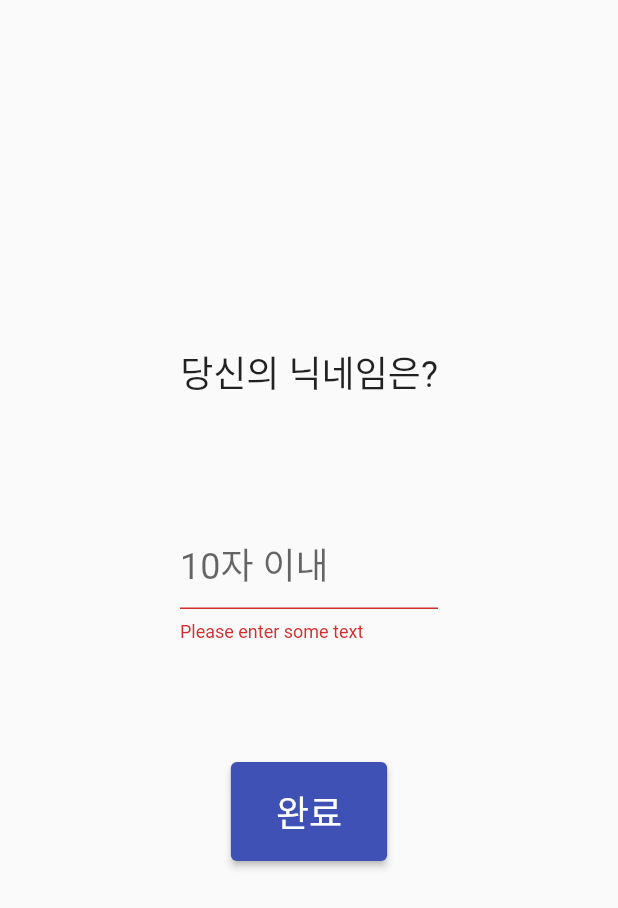
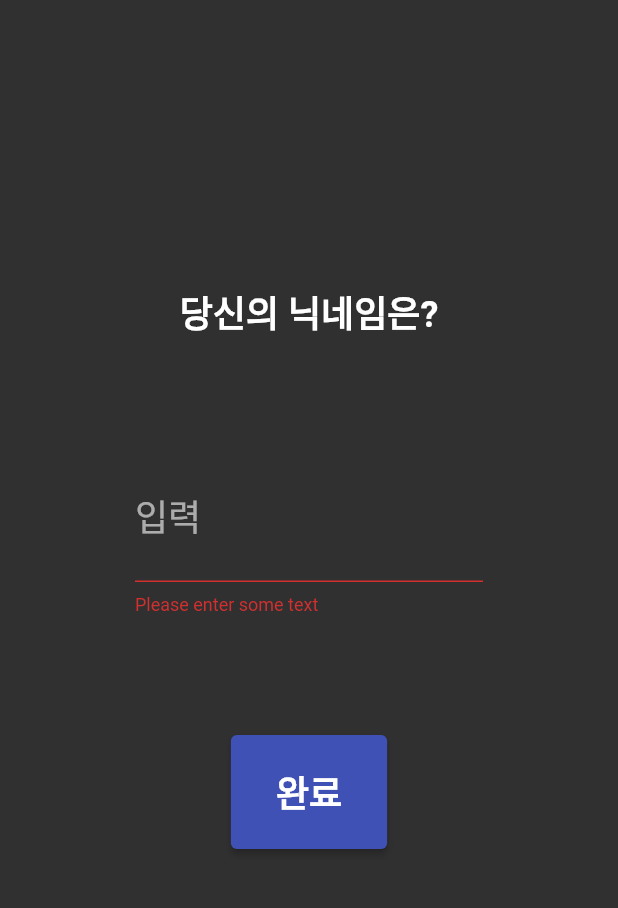
Before and after one commit to Ever2after/Si-gongan_app, a Flutter app: the screen it shows after launch, after a tap on "완료", on a phone screen of 412 x 824 dp. Shown: the top 908 px of the screen. Run offline on Flutter 3.47's test engine with Material 2 defaults, Android fonts, the light colour scheme and no system bars; our stand-ins replace firebase_auth, firebase_core, firebase_database, firebase_storage, flutter_chat_types, flutter_chat_ui and 3 more; accounts and stored records are empty; network calls fail.

Commit message:
Add design

```diff
--- a/lib/main.dart
+++ b/lib/main.dart
@@ -1,12 +1,9 @@
-import 'dart:html';
-
 import 'package:flutter/material.dart';
 
 import 'package:firebase_core/firebase_core.dart';
 import 'firebase_options.dart';
 
 import 'helper/auth.dart';
-import 'helper/arguments.dart';
 
 import 'pages/home.dart';
 import 'pages/login.dart';
@@ -34,11 +31,11 @@ class _MyAppState extends State<MyApp> {
   @override
   Widget build(BuildContext context) {
     return MaterialApp(
-      title: 'Flutter Demo',
+      title: '시(視)공간',
       theme: ThemeData(
         primarySwatch: Colors.indigo,
-        primaryColor: Color.fromRGBO(59, 74, 137, 1),
-        brightness: Brightness.light,
+        primaryColor: Colors.indigoAccent,
+        brightness: Brightness.dark,
       ),
       initialRoute: '/loading',
       routes: {
--- a/lib/pages/home.dart
+++ b/lib/pages/home.dart
@@ -1,6 +1,7 @@
 import 'package:flutter/material.dart';
 import '../helper/arguments.dart';
 import 'package:shared_preferences/shared_preferences.dart';
+import 'package:firebase_database/firebase_database.dart';
 
 class Home extends StatefulWidget {
   const Home({super.key});
@@ -11,22 +12,54 @@ class Home extends StatefulWidget {
 
 class _HomeState extends State<Home> {
   String _myId = '';
+  String _nickName = '';
 
   @override
   void initState() {
     super.initState();
-    _loadMyId();
+    _loadInfo();
   }
 
   @override
   Widget build(BuildContext context) {
     return Scaffold(
+        appBar: AppBar(
+            title: Text('홈',
+                style: TextStyle(
+                  fontSize: 24,
+                  fontWeight: FontWeight.bold,
+                ))),
         body: Container(
-      width: double.infinity,
-      alignment: Alignment.center,
-      child: Column(
+            width: double.infinity,
+            alignment: Alignment.center,
+            child: StreamBuilder(
+                stream: FirebaseDatabase.instance.ref('rooms/$_myId').onValue,
+                builder: (context, AsyncSnapshot<DatabaseEvent> snapshot) {
+                  if (snapshot.hasData) {
+                    if (snapshot.data!.snapshot.exists) {
+                      final data = snapshot.data!.snapshot.value as dynamic;
+                      final unread =
+                          data['lastSender'] == 'admin' ? data['unread'] : 0;
+                      return _buildColumn(unread, false);
+                    } else {
+                      return _buildColumn(0, false);
+                    }
+                  } else {
+                    return _buildColumn(0, true);
+                  }
+                })));
+  }
+
+  Widget _buildColumn(int n, [isLoading = true]) {
+    if (n > 0) {
+      return Column(
         mainAxisAlignment: MainAxisAlignment.center,
         children: [
+          Container(
+            child: Text('$n개의 새 메세지가 있습니다',
+                style: TextStyle(fontSize: 24, fontWeight: FontWeight.bold)),
+            margin: EdgeInsets.symmetric(vertical: 30),
+          ),
           ElevatedButton(
               style: ElevatedButton.styleFrom(
                   alignment: Alignment.center, fixedSize: Size(130, 130)),
@@ -36,7 +69,7 @@ class _HomeState extends State<Home> {
               },
               child: Text(
                 '물어보기',
-                style: TextStyle(fontSize: 24),
+                style: TextStyle(fontSize: 24, fontWeight: FontWeight.bold),
               )),
           Container(
             height: 30,
@@ -45,18 +78,58 @@ class _HomeState extends State<Home> {
               style: ElevatedButton.styleFrom(
                   alignment: Alignment.center, fixedSize: Size(130, 130)),
               onPressed: () {
-                Navigator.pushNamed(context, '/login');
+                Navigator.pushNamed(context, '/login',
+                    arguments: {'isFirst': false});
               },
-              child: Text('닉네임\n재설정', style: TextStyle(fontSize: 24))),
+              child: Text('닉네임\n재설정',
+                  style: TextStyle(fontSize: 24, fontWeight: FontWeight.bold))),
         ],
-      ),
-    ));
+      );
+    } else {
+      return Column(
+        mainAxisAlignment: MainAxisAlignment.center,
+        children: [
+          Container(
+            child: Text('도착한 메세지가 없습니다',
+                style: TextStyle(
+                    fontSize: 24,
+                    fontWeight: FontWeight.bold,
+                    color: Colors.white30)),
+            margin: EdgeInsets.symmetric(vertical: 30),
+          ),
+          ElevatedButton(
+              style: ElevatedButton.styleFrom(
+                  alignment: Alignment.center, fixedSize: Size(130, 130)),
+              onPressed: () {
+                Navigator.pushNamed(context, '/chat',
+                    arguments: ScreenArguments(_myId, 'admin'));
+              },
+              child: Text(
+                '물어보기',
+                style: TextStyle(fontSize: 24, fontWeight: FontWeight.bold),
+              )),
+          Container(
+            height: 30,
+          ),
+          ElevatedButton(
+              style: ElevatedButton.styleFrom(
+                  alignment: Alignment.center, fixedSize: Size(130, 130)),
+              onPressed: () {
+                Navigator.pushNamed(context, '/login',
+                    arguments: {'isFirst': false});
+              },
+              child: Text('닉네임\n재설정',
+                  style: TextStyle(fontSize: 24, fontWeight: FontWeight.bold))),
+        ],
+      );
+    }
   }
 
-  void _loadMyId() async {
+  void _loadInfo() async {
     final prefs = await SharedPreferences.getInstance();
     setState(() {
       _myId = prefs.getString('id')!;
+      _nickName = prefs.getString('nickname')!;
     });
   }
 }
--- a/lib/pages/login.dart
+++ b/lib/pages/login.dart
@@ -14,9 +14,19 @@ class _LoginState extends State<Login> {
 
   @override
   Widget build(BuildContext context) {
-    return Scaffold(
-      body: GetNickname(),
-    );
+    final dynamic args = ModalRoute.of(context)!.settings.arguments;
+    if (args == null) {
+      return Scaffold(
+        body: GetNickname(),
+      );
+    } else {
+      return Scaffold(
+        appBar: AppBar(
+            title: Text('닉네임 설정',
+                style: TextStyle(fontSize: 24, fontWeight: FontWeight.bold))),
+        body: GetNickname(),
+      );
+    }
   }
 }
 
@@ -30,25 +40,33 @@ class GetNickname extends StatefulWidget {
 class _GetNicknameState extends State<GetNickname> {
   final GlobalKey<FormState> _formKey = GlobalKey<FormState>();
   String? nickname = '';
+
+  @override
+  void initState() {
+    super.initState();
+    _loadNickname();
+  }
+
   @override
   Widget build(BuildContext context) {
     return Form(
         key: _formKey,
         child: Padding(
-          padding: EdgeInsets.symmetric(vertical: 200.0, horizontal: 120.0),
+          padding: EdgeInsets.symmetric(vertical: 160.0, horizontal: 90.0),
           child: Column(
             children: [
               Padding(
                 padding: EdgeInsets.symmetric(vertical: 30.0),
                 child: Text(
                   '당신의 닉네임은?',
-                  style: TextStyle(fontSize: 24),
+                  style: TextStyle(fontSize: 24, fontWeight: FontWeight.bold),
                 ),
               ),
               Padding(
                 padding: EdgeInsets.symmetric(vertical: 50.0),
                 child: TextFormField(
                   decoration: InputDecoration(
+                    labelText: '입력',
                     hintText: '10자 이내',
                   ),
                   style: TextStyle(fontSize: 24),
@@ -70,11 +88,13 @@ class _GetNicknameState extends State<GetNickname> {
                     final id = prefs.getString('id');
                     final ref = FirebaseDatabase.instance.ref('users/$id');
                     await ref.set({'nickname': nickname});
+
                     final ref2 = FirebaseDatabase.instance.ref('rooms/$id');
                     final snapshot = await ref2.get();
-                    if (snapshot.exists) await ref.update({'title': nickname});
+                    if (snapshot.exists) await ref2.update({'title': nickname});
+
                     ScaffoldMessenger.of(context).showSnackBar(
-                      SnackBar(content: Text('$value님, 환영합니다.')),
+                      SnackBar(content: Text('$nickname님, 환영합니다.')),
                     );
                   },
                 ),
@@ -84,7 +104,7 @@ class _GetNicknameState extends State<GetNickname> {
                 child: ElevatedButton(
                   style: ButtonStyle(
                       padding: MaterialStateProperty.all(
-                    EdgeInsets.symmetric(horizontal: 30, vertical: 15),
+                    EdgeInsets.symmetric(horizontal: 30, vertical: 20),
                   )),
                   onPressed: () async {
                     if (_formKey.currentState!.validate()) {
@@ -92,11 +112,20 @@ class _GetNicknameState extends State<GetNickname> {
                       Navigator.pop(context);
                     }
                   },
-                  child: const Text('완료', style: TextStyle(fontSize: 24)),
+                  child: const Text('완료',
+                      style:
+                          TextStyle(fontSize: 24, fontWeight: FontWeight.bold)),
                 ),
               )
             ],
           ),
         ));
   }
+
+  void _loadNickname() async {
+    final prefs = await SharedPreferences.getInstance();
+    setState(() {
+      nickname = prefs.getString('nickname')!;
+    });
+  }
 }
--- a/pubspec.yaml
+++ b/pubspec.yaml
@@ -75,9 +75,8 @@ flutter:
   uses-material-design: true
 
   # To add assets to your application, add an assets section, like this:
-  # assets:
-  #   - images/a_dot_burr.jpeg
-  #   - images/a_dot_ham.jpeg
+  assets:
+    - assets/
 
   # An image asset can refer to one or more resolution-specific "variants", see
   # https://flutter.dev/assets-and-images/#resolution-aware
```
Also changed, not shown: lib/pages/admin.dart (+18 -4 lines), lib/pages/chat.dart (+57 -12 lines), assets/sigongan_logo.jpeg (added), 4 other files.
